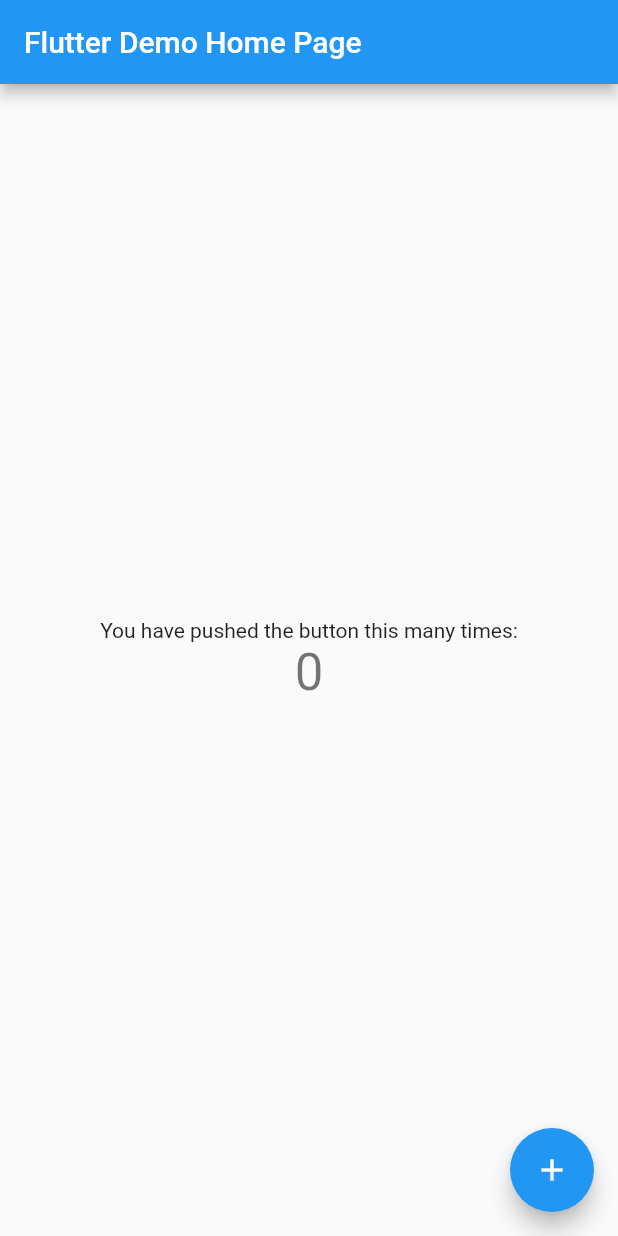
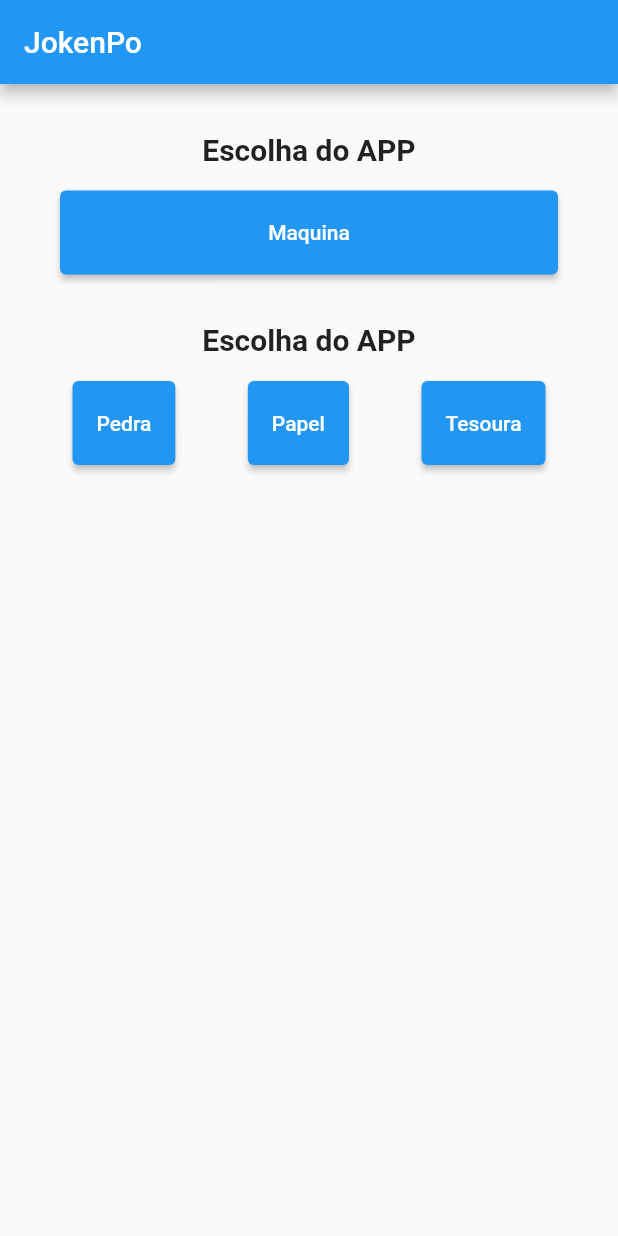
Before and after one commit to JoseErnestoMoraes/Flutter-Joken-Po, a Flutter app: the screen it shows after launch, on a phone screen of 412 x 824 dp. Run offline on Flutter 3.47's test engine with Material 2 defaults, Android fonts, the phone set to English and light mode, and no system bars.

```diff
--- /dev/null
+++ b/lib/Jogo.dart
@@ -0,0 +1,79 @@
+import 'package:flutter/material.dart';
+
+class Jogo extends StatefulWidget {
+  const Jogo({Key? key}) : super(key: key);
+
+  @override
+  _JogoState createState() => _JogoState();
+}
+
+class _JogoState extends State<Jogo> {
+  Widget Botao(String nome) {
+    return ElevatedButton(
+      onPressed: () {
+        setState(() {
+          print("Clicou! $nome");
+        });
+      },
+      child: Container(
+        padding: EdgeInsets.only(top: 20, bottom: 20),
+        child: Text(nome),
+      ),
+    );
+  }
+
+  @override
+  Widget build(BuildContext context) {
+    return Scaffold(
+      appBar: AppBar(
+        title: Text("JokenPo"),
+      ),
+      body: Column(
+        crossAxisAlignment: CrossAxisAlignment.stretch,
+        children: [
+          //text
+          Padding(
+            padding: EdgeInsets.only(top: 32, bottom: 16),
+            child: Text(
+              "Escolha do APP",
+              textAlign: TextAlign.center,
+              style: TextStyle(fontSize: 20, fontWeight: FontWeight.bold),
+            ),
+          ),
+
+          //imagem
+          Container(
+            margin: EdgeInsets.only(left: 40, right: 40),
+            child: ElevatedButton(
+              onPressed: () {
+                setState(() {
+                  print("Clicou!");
+                });
+              },
+              child: Container(
+                padding: EdgeInsets.only(top: 20, bottom: 20),
+                child: Text("Maquina"),
+              ),
+            ),
+          ),
+
+          //tex
+          Padding(
+            padding: EdgeInsets.only(top: 32, bottom: 16),
+            child: Text(
+              "Escolha do APP",
+              textAlign: TextAlign.center,
+              style: TextStyle(fontSize: 20, fontWeight: FontWeight.bold),
+            ),
+          ),
+
+          //linha 3 imagens
+          Row(
+            mainAxisAlignment: MainAxisAlignment.spaceEvenly,
+            children: [Botao("Pedra"), Botao("Papel"), Botao("Tesoura")],
+          )
+        ],
+      ),
+    );
+  }
+}
--- a/lib/main.dart
+++ b/lib/main.dart
@@ -1,65 +1,10 @@
+import 'package:flutter/cupertino.dart';
 import 'package:flutter/material.dart';
+import 'package:jokenpo/Jogo.dart';
 
 void main() {
-  runApp(MyApp());
+  runApp(MaterialApp(
+    debugShowCheckedModeBanner: false,
+    home: Jogo(),
+  ));
 }
-
-class MyApp extends StatelessWidget {
-  // This widget is the root of your application.
-  @override
-  Widget build(BuildContext context) {
-    return MaterialApp(
-      title: 'Flutter Demo',
-      theme: ThemeData(
-        primarySwatch: Colors.blue,
-      ),
-      home: MyHomePage(title: 'Flutter Demo Home Page'),
-    );
-  }
-}
-
-class MyHomePage extends StatefulWidget {
-  MyHomePage({Key? key, required this.title}) : super(key: key);
-  final String title;
-
-  @override
-  _MyHomePageState createState() => _MyHomePageState();
-}
-
-class _MyHomePageState extends State<MyHomePage> {
-  int _counter = 0;
-
-  void _incrementCounter() {
-    setState(() {
-      _counter++;
-    });
-  }
-
-  @override
-  Widget build(BuildContext context) {
-    return Scaffold(
-      appBar: AppBar(
-        title: Text(widget.title),
-      ),
-      body: Center(
-        child: Column(
-          mainAxisAlignment: MainAxisAlignment.center,
-          children: <Widget>[
-            Text(
-              'You have pushed the button this many times:',
-            ),
-            Text(
-              '$_counter',
-              style: Theme.of(context).textTheme.headline4,
-            ),
-          ],
-        ),
-      ),
-      floatingActionButton: FloatingActionButton(
-        onPressed: _incrementCounter,
-        tooltip: 'Increment',
-        child: Icon(Icons.add),
-      ),
-    );
-  }
-}
```
Also changed, not shown: pubspec.yaml (+7 -3 lines), images/padrao.png (added), images/papel.png (added), images/pedra.png (added), images/tesoura.png (added), 2 other files.
